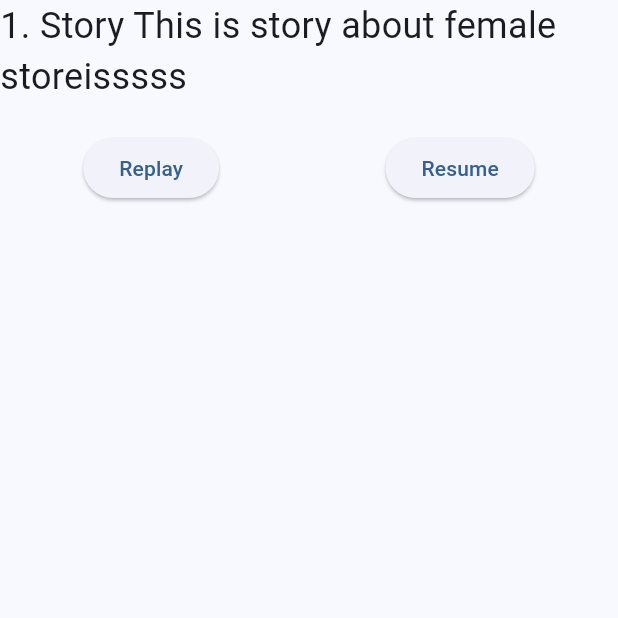
After one commit to adk-ashish/storysimulator, a Flutter app: the HomeFemaleBody screen opened directly, on a phone screen of 412 x 824 dp, the top half of it. The commit adds this screen. Run offline on Flutter 3.47's test engine with Material 3 defaults, Android fonts, the phone set to English and light mode, and no system bars; our stand-ins replace shared_preferences; accounts and stored records are empty.

Commit message:
added femalestories and femalehomebody too

```diff
--- /dev/null
+++ b/lib/screens/homefemalebody.dart
@@ -0,0 +1,45 @@
+import 'package:flutter/material.dart';
+
+import 'male_story_screen.dart';
+
+class HomeFemaleBody extends StatelessWidget {
+  const HomeFemaleBody({super.key});
+
+  @override
+  Widget build(BuildContext context) {
+    return  Scaffold(
+      body: Column(
+        mainAxisAlignment: MainAxisAlignment.start,
+        children: [
+          Text(
+            '1. Story This is story about female storeisssss',
+            style: TextStyle(fontSize: 24,),
+          ),
+          SizedBox(height: 20),
+          Row(
+            mainAxisAlignment: MainAxisAlignment.spaceAround,
+            children: [
+              ElevatedButton(
+                onPressed: () {
+                  // Handle replay button tap
+                },
+                child: Text('Replay'),
+              ),
+              ElevatedButton(
+                onPressed: () {
+                  Navigator.push(
+                      context,
+                      MaterialPageRoute(builder: (context) => MaleStoryScreen())
+                  );
+                  // Handle resume button tap
+                },
+                child: Text('Resume'),
+              ),
+            ],
+          ),
+
+        ],
+      ),
+    );
+  }
+}
```
Also changed, not shown: lib/screens/femalestories.dart (added, +12 -0 lines), lib/screens/home.dart (+25 -6 lines).
